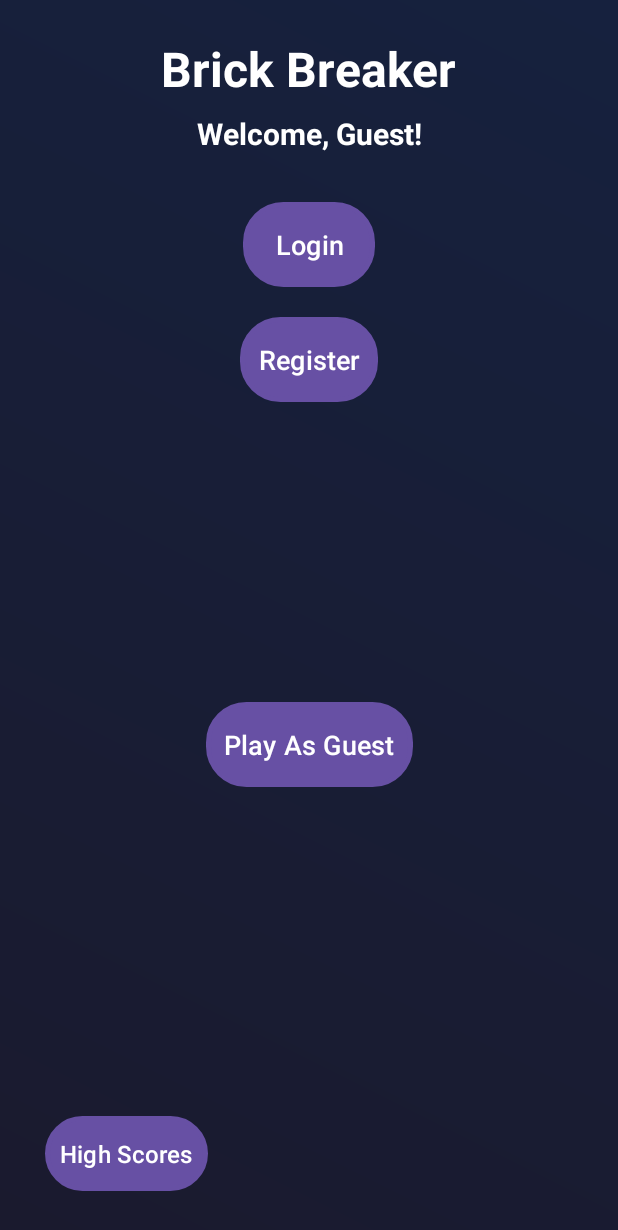
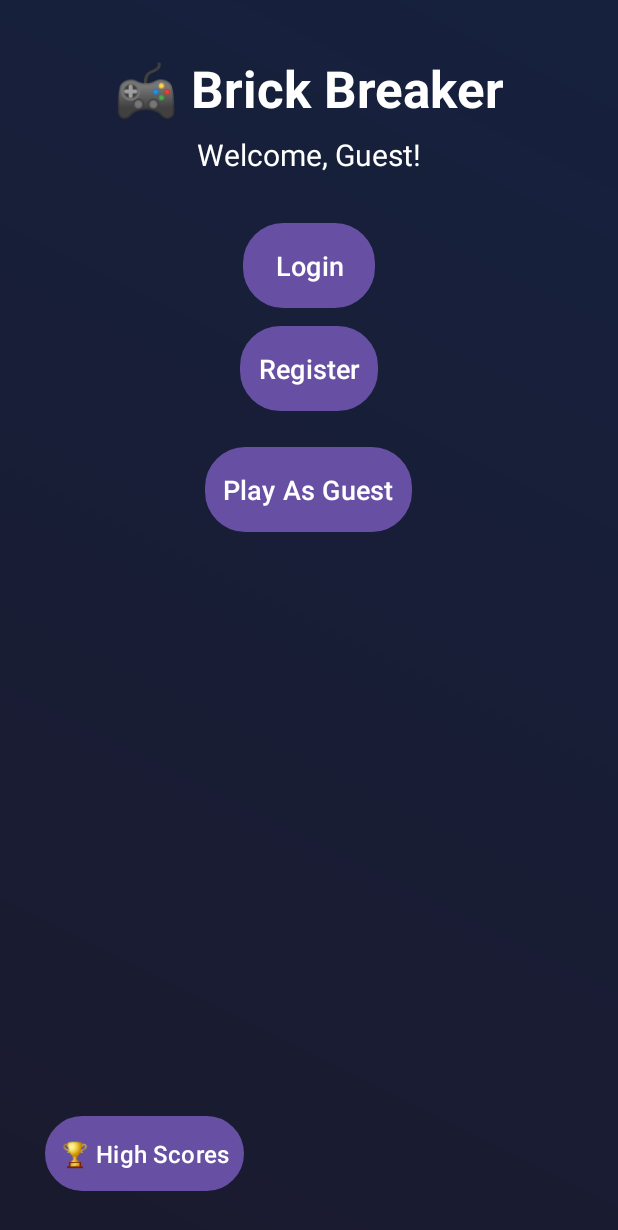
Before and after one commit to Pringnos/bricks, an Android app: the screen it shows after launch (MainActivity), on a phone screen of 412 x 824 dp. Shown: the top 1230 px of the screen. Run offline under Robolectric (Android 15) with nearby library versions, the phone set to English and light mode, and no system bars; our stand-ins replace Firebase (no records; nobody signed in at launch, a user with empty details on screens opened directly).

Commit message:
save only highest score

```diff
--- a/app/src/main/java/com/example/firebase/HighScoreManager.java
+++ b/app/src/main/java/com/example/firebase/HighScoreManager.java
@@ -17,7 +17,7 @@ public class HighScoreManager {
     public interface HighScoreCallback {
         void onHighScoreFetched(int score);
     }
-    public static void reportScore(int score) {
+    public static void reportScore(int newScore) {
         FirebaseUser user = FirebaseAuth.getInstance().getCurrentUser();
         if (user == null) return;
 
@@ -27,15 +27,31 @@ public class HighScoreManager {
             name = "Anonymous";
         }
 
-        // Create a userScore object
-        UserScore userScore = new UserScore(name, score);
-
+        String finalName = name;
         FirebaseDatabase.getInstance()
                 .getReference("high_scores")
                 .child(uid)
-                .setValue(userScore)
-                .addOnSuccessListener(aVoid -> Log.d("HighScoreManager", "Score updated"))
-                .addOnFailureListener(e -> Log.e("HighScoreManager", "Score update failed", e));
+                .addListenerForSingleValueEvent(new ValueEventListener() {
+                    @Override
+                    public void onDataChange(@NonNull DataSnapshot snapshot) {
+                        UserScore existingScore = snapshot.getValue(UserScore.class);
+                        int savedScore = existingScore != null ? existingScore.getScore() : 0;
+
+                        if (newScore > savedScore) {
+                            UserScore userScore = new UserScore(finalName, newScore);
+                            snapshot.getRef().setValue(userScore)
+                                    .addOnSuccessListener(aVoid -> Log.d("HighScoreManager", "High score updated"))
+                                    .addOnFailureListener(e -> Log.e("HighScoreManager", "Score update failed", e));
+                        } else {
+                            Log.d("HighScoreManager", "Score not higher. No update.");
+                        }
+                    }
+
+                    @Override
+                    public void onCancelled(@NonNull DatabaseError error) {
+                        Log.e("HighScoreManager", "Failed to check existing high score", error.toException());
+                    }
+                });
     }
 
     public static void getHighScore(HighScoreCallback callback) {
--- a/app/src/main/res/layout/activity_main.xml
+++ b/app/src/main/res/layout/activity_main.xml
@@ -1,3 +1,4 @@
+<!-- Enhanced MainActivity Layout -->
 <androidx.constraintlayout.widget.ConstraintLayout
     xmlns:android="http://schemas.android.com/apk/res/android"
     xmlns:app="http://schemas.android.com/apk/res-auto"
@@ -5,7 +6,7 @@
     android:id="@+id/main"
     android:layout_width="match_parent"
     android:layout_height="match_parent"
-    android:padding="16dp"
+    android:padding="24dp"
     android:background="@drawable/dark_gradient_background"
     tools:context=".MainActivity">
 
@@ -14,11 +15,11 @@
         android:id="@+id/titleTextView"
         android:layout_width="wrap_content"
         android:layout_height="wrap_content"
-        android:text="Brick Breaker"
-        android:textSize="32sp"
+        android:text="🎮 Brick Breaker"
+        android:textSize="34sp"
         android:textStyle="bold"
         android:textColor="@android:color/white"
-        android:layout_marginTop="24dp"
+        android:layout_marginTop="36dp"
         app:layout_constraintTop_toTopOf="parent"
         app:layout_constraintStart_toStartOf="parent"
         app:layout_constraintEnd_toEndOf="parent" />
@@ -30,41 +31,49 @@
         android:layout_height="wrap_content"
         android:text="Welcome!"
         android:textSize="20sp"
-        android:textStyle="bold"
         android:textColor="@android:color/white"
         android:layout_marginTop="8dp"
         app:layout_constraintTop_toBottomOf="@id/titleTextView"
         app:layout_constraintStart_toStartOf="parent"
         app:layout_constraintEnd_toEndOf="parent" />
 
-    <!-- Score Text -->
+    <!-- Score Info -->
     <TextView
         android:id="@+id/ST"
         android:layout_width="wrap_content"
         android:layout_height="wrap_content"
         android:text="Score:"
-        android:textSize="20sp"
-        android:padding="8dp"
+        android:textSize="18sp"
         android:textColor="@android:color/white"
+        android:layout_marginTop="8dp"
         app:layout_constraintTop_toBottomOf="@id/userNameTextView"
         app:layout_constraintStart_toStartOf="parent"
-        app:layout_constraintEnd_toEndOf="parent"
-        android:layout_marginTop="8dp" />
+        app:layout_constraintEnd_toEndOf="parent" />
 
-    <!-- High Score Text -->
     <TextView
         android:id="@+id/highScoreTextView"
         android:layout_width="wrap_content"
         android:layout_height="wrap_content"
         android:text="High Score:"
         android:textSize="18sp"
-        android:padding="8dp"
         android:textColor="@android:color/white"
+        android:layout_marginTop="4dp"
         app:layout_constraintTop_toBottomOf="@id/ST"
         app:layout_constraintStart_toStartOf="parent"
         app:layout_constraintEnd_toEndOf="parent" />
 
-    <!-- Login Button -->
+    <!-- Buttons Container -->
+    <LinearLayout
+        android:id="@+id/buttonGroup"
+        android:layout_width="0dp"
+        android:layout_height="wrap_content"
+        android:orientation="vertical"
+        android:gravity="center"
+        android:layout_marginTop="32dp"
+        app:layout_constraintTop_toBottomOf="@id/highScoreTextView"
+        app:layout_constraintStart_toStartOf="parent"
+        app:layout_constraintEnd_toEndOf="parent">
+
         <Button
             android:id="@+id/LB"
             android:layout_width="wrap_content"
@@ -73,13 +82,10 @@
             android:textSize="18sp"
             android:background="@drawable/neon_button_background"
             android:textColor="@android:color/white"
-        android:padding="12dp"
-        app:layout_constraintTop_toBottomOf="@id/highScoreTextView"
-        app:layout_constraintStart_toStartOf="parent"
-        app:layout_constraintEnd_toEndOf="parent"
-        android:layout_marginTop="32dp" />
+            android:padding="12dp" />
 
-    <!-- Register Button -->
+        <View android:layout_height="12dp" android:layout_width="match_parent" />
+
         <Button
             android:id="@+id/RB"
             android:layout_width="wrap_content"
@@ -88,13 +94,10 @@
             android:textSize="18sp"
             android:background="@drawable/neon_button_background"
             android:textColor="@android:color/white"
-        android:padding="12dp"
-        app:layout_constraintTop_toBottomOf="@id/LB"
-        app:layout_constraintStart_toStartOf="parent"
-        app:layout_constraintEnd_toEndOf="parent"
-        android:layout_marginTop="20dp" />
+            android:padding="12dp" />
 
-    <!-- Play Button -->
+        <View android:layout_height="12dp" android:layout_width="match_parent" />
+
         <Button
             android:id="@+id/PB"
             android:layout_width="wrap_content"
@@ -104,13 +107,10 @@
             android:background="@drawable/neon_button_background"
             android:textColor="@android:color/white"
             android:padding="12dp"
-        android:visibility="gone"
-        app:layout_constraintTop_toBottomOf="@id/RB"
-        app:layout_constraintStart_toStartOf="parent"
-        app:layout_constraintEnd_toEndOf="parent"
-        android:layout_marginTop="100dp" />
+            android:visibility="gone" />
 
-    <!-- Play As Guest Button -->
+        <View android:layout_height="12dp" android:layout_width="match_parent" />
+
         <Button
             android:id="@+id/playAsGuestButton"
             android:layout_width="wrap_content"
@@ -119,40 +119,36 @@
             android:textSize="18sp"
             android:background="@drawable/neon_button_background"
             android:textColor="@android:color/white"
-        android:padding="12dp"
-        app:layout_constraintTop_toBottomOf="@id/RB"
-        app:layout_constraintStart_toStartOf="parent"
-        app:layout_constraintEnd_toEndOf="parent"
-        android:layout_marginTop="200dp" />
+            android:padding="12dp" />
+    </LinearLayout>
 
-    <!-- High Scores Button -->
+    <!-- Footer Buttons -->
     <Button
         android:id="@+id/highScoresButton"
         android:layout_width="wrap_content"
         android:layout_height="wrap_content"
-        android:text="High Scores"
+        android:text="🏆 High Scores"
         android:textSize="16sp"
         android:background="@drawable/neon_button_background"
         android:textColor="@android:color/white"
         android:padding="10dp"
         app:layout_constraintBottom_toBottomOf="parent"
         app:layout_constraintStart_toStartOf="parent"
-        android:layout_marginBottom="30dp"
-        android:layout_marginStart="30dp" />
+        android:layout_marginStart="30dp"
+        android:layout_marginBottom="30dp" />
 
-    <!-- Logout Button -->
     <Button
         android:id="@+id/logoutButton"
         android:layout_width="wrap_content"
         android:layout_height="wrap_content"
-        android:text="Logout"
+        android:text="🚪 Logout"
         android:textSize="16sp"
         android:background="@drawable/neon_button_background"
         android:textColor="@android:color/white"
         android:padding="10dp"
         app:layout_constraintBottom_toBottomOf="parent"
         app:layout_constraintEnd_toEndOf="parent"
-        android:layout_marginBottom="30dp"
-        android:layout_marginEnd="30dp" />
+        android:layout_marginEnd="30dp"
+        android:layout_marginBottom="30dp" />
 
 </androidx.constraintlayout.widget.ConstraintLayout>
```
Lines whose indentation alone changed are shown as unchanged.
